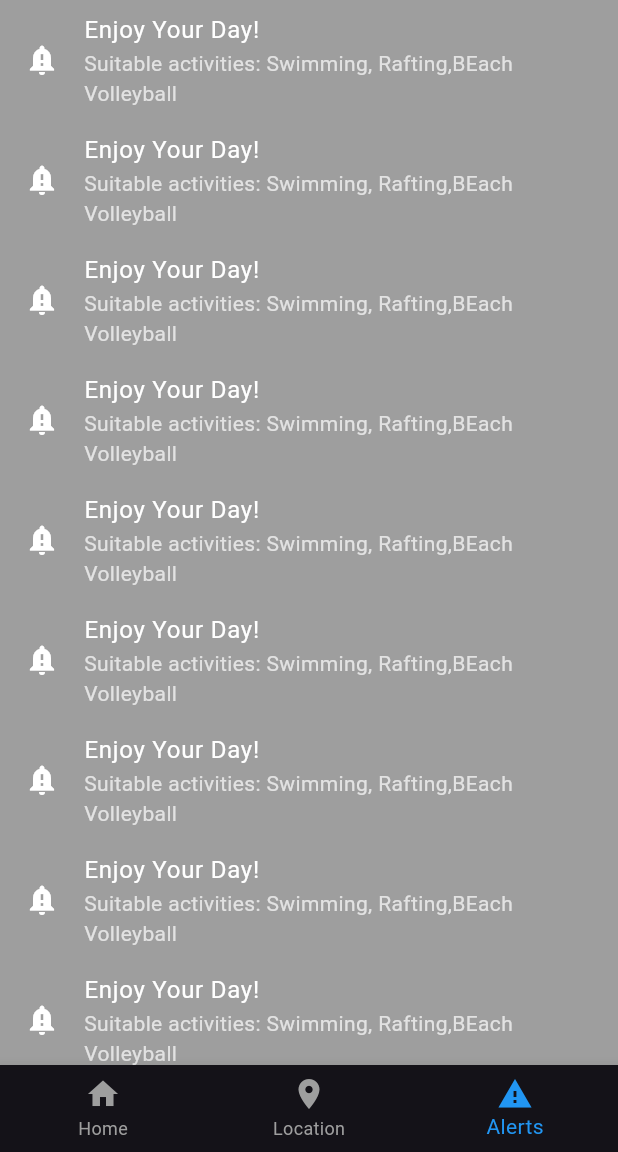
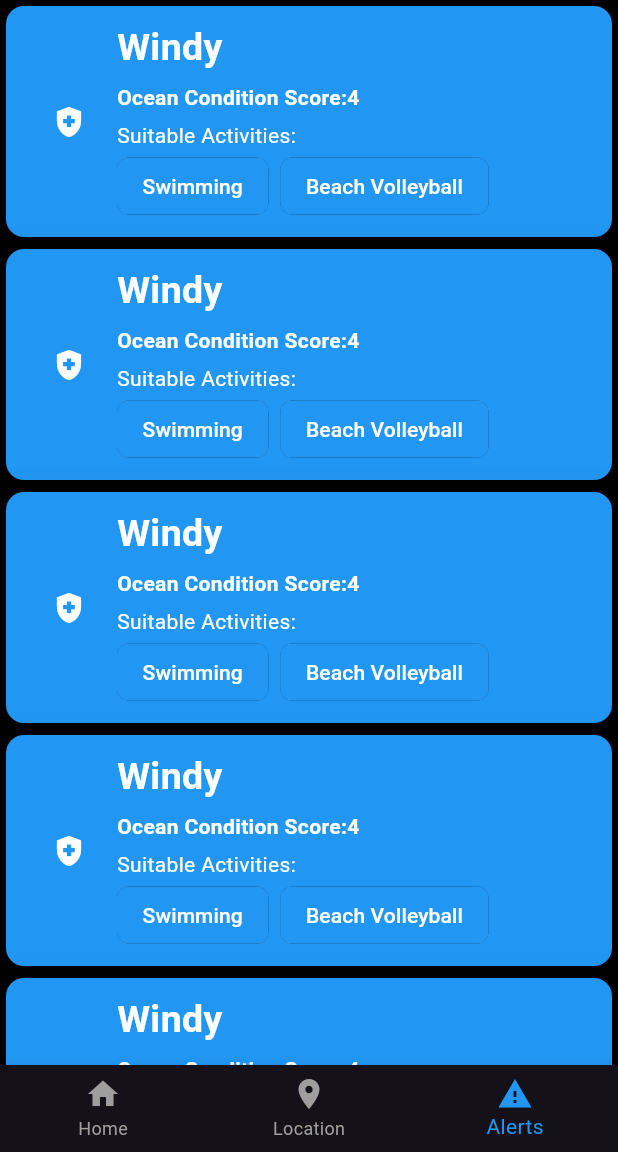
Before and after one commit to Shanu-Kumawat/ShoreGuard, a Flutter app: the HomeScreen screen opened directly, item 3 of the bottom bar chosen, on a phone screen of 412 x 824 dp, the part 84-1236 px from its top. Run offline on Flutter 3.47's test engine with Material 3 defaults, Android fonts, the phone set to English and light mode, and no system bars; our stand-ins replace flutter_map, flutter_svg, latlong2; missing offline and left inert: gif.

Commit message:
add a CardTile and calling it to listview

```diff
--- a/lib/screens/pages/alertspage.dart
+++ b/lib/screens/pages/alertspage.dart
@@ -1,4 +1,5 @@
 import 'package:flutter/material.dart';
+import 'package:shoreguard/widgets/CardTile.dart';
 
 class AlertsPage extends StatelessWidget {
   const AlertsPage({super.key});
@@ -12,23 +13,8 @@ class AlertsPage extends StatelessWidget {
           itemCount: 10, // Replace with the actual number of items
           itemBuilder: (context, index) {
             return Container(
-              color: Colors.grey,
-              child: ListTile(
-                title: Text(
-                  'Enjoy Your Day!',
-                  style: TextStyle(color: Colors.white),
-                ),
-                subtitle: Text(
-                  'Suitable activities: Swimming, Rafting,BEach Volleyball',
-                  style: TextStyle(color: Colors.white70),
-                ),
-                leading:
-                    Icon(Icons.notification_important, color: Colors.white),
-                // onTap: () {
-                //   // Handle tap on alert item
-                //   print('Tapped on Alert ${index + 1}');
-                // },
-              ),
+              color: Colors.black,
+              child:CardTile()
             );
           },
         ),
--- /dev/null
+++ b/lib/widgets/CardTile.dart
@@ -0,0 +1,80 @@
+import 'package:flutter/material.dart';
+
+class CardTile extends StatelessWidget {
+  final int score = 4;
+  final String warning = "Windy";
+  final List<String> activities = ["Swimming","Beach Volleyball"];
+
+  CardTile({super.key});
+
+  @override
+  Widget build(BuildContext context) {
+    return SizedBox(
+      width: 300,
+      child: Card(
+        color: score<3 ? Colors.red[500]: Colors.blue,
+        elevation: 30,
+        child: ClipRRect(
+          borderRadius: BorderRadius.all(Radius.circular(15)),
+          child: Padding(
+            padding: EdgeInsets.all(10.0),
+            child: Row(
+              children: [
+                Padding(
+                  padding:EdgeInsets.all(20.0) ,
+                  child: score<3?Icon(Icons.add_alert):Icon(Icons.health_and_safety),
+                ),
+                Column(
+                  crossAxisAlignment: CrossAxisAlignment.start,
+                  children: [
+                    Text(
+                      warning,
+                      style: TextStyle(
+                          color: Colors.white,
+                          fontWeight: FontWeight.bold,
+                          fontSize: 25
+                      ),
+                      maxLines: 1,
+                      overflow: TextOverflow.ellipsis,
+                    ),
+                    const SizedBox(height: 5),
+                    Text(
+                      'Ocean Condition Score:${score.toString()}',
+                      style: TextStyle(
+                          color: Colors.white,
+                          fontWeight: FontWeight.bold,
+                          fontSize: 14
+                      ),
+                    ),
+                    const SizedBox(height: 5),
+                    Text(
+                      'Suitable Activities:',
+                      style: TextStyle(
+                        color: Colors.white
+                      ),
+                    ),
+                    Wrap(
+                      spacing: 8,
+                      runSpacing: 8,
+                      children: activities.map<Widget>((activity) =>
+                          Chip(
+                            color: score<3? WidgetStateProperty.all(Colors.red):WidgetStateProperty.all(Colors.blue),
+                            side: score<3? BorderSide(color: Colors.red):BorderSide(color:Colors.blue),
+                            elevation: 0,
+                            label: Text(
+                              activity,
+                              style: TextStyle(fontSize: 14,color: Colors.white),
+                            ),
+                          )
+                      ).toList(),
+                    ),
+                  ],
+                ),
+              ],
+            )
+          ),
+        ),
+      ),
+    );
+  }
+}
```
